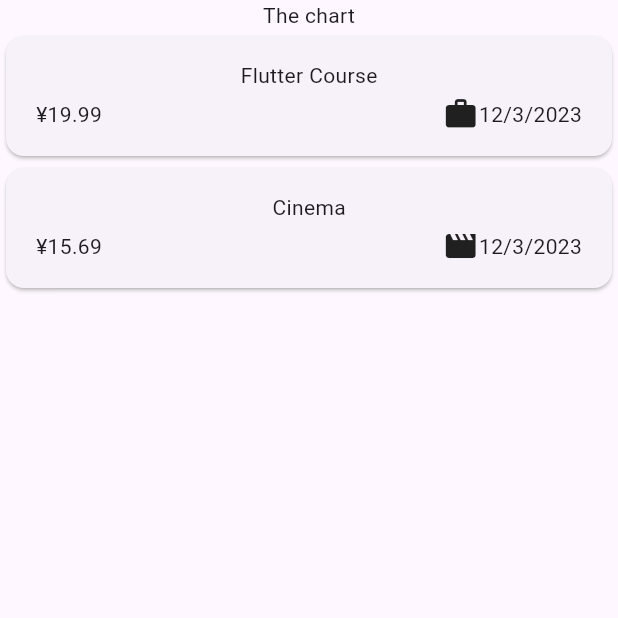
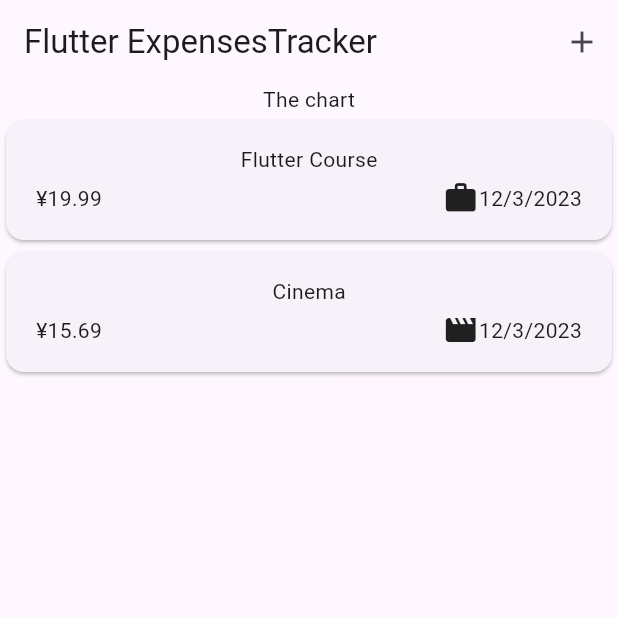
Before and after one commit to yuki-325/expense_tracker, a Flutter app: the screen it shows after launch, on a phone screen of 412 x 824 dp, the top half of it. Run offline on Flutter 3.47's test engine with Material 3 defaults, Android fonts, the phone set to English and light mode, and no system bars.

Commit message:
[feat] add AppBar

```diff
--- a/lib/expenses.dart
+++ b/lib/expenses.dart
@@ -28,6 +28,15 @@ class _ExpensesState extends State<Expenses> {
   @override
   Widget build(BuildContext context) {
     return Scaffold(
+      appBar: AppBar(
+        title: const Text("Flutter ExpensesTracker"),
+        actions: [
+          IconButton(
+            onPressed: _openAddExpenseOverlay,
+            icon: const Icon(Icons.add),
+          ),
+        ],
+      ),
       body: Column(
         children: [
           const Text("The chart"),
@@ -38,4 +47,11 @@ class _ExpensesState extends State<Expenses> {
       ),
     );
   }
+
+  void _openAddExpenseOverlay() {
+    showModalBottomSheet(
+      context: context,
+      builder: (context) => const Text("Modal bottom sheet"),
+    );
+  }
 }
--- a/lib/main.dart
+++ b/lib/main.dart
@@ -3,8 +3,9 @@ import 'package:flutter/material.dart';
 
 void main() {
   runApp(
-    const MaterialApp(
-      home: Expenses(),
+    MaterialApp(
+      theme: ThemeData(useMaterial3: true),
+      home: const Expenses(),
     ),
   );
 }
--- a/lib/utils/date_time_utils.dart
+++ b/lib/utils/date_time_utils.dart
@@ -3,5 +3,5 @@ import 'package:intl/intl.dart';
 class DateTimeUtils {
   static final DateFormat _formatter = DateFormat.yMd();
 
-  static format({required DateTime date}) => _formatter.format(date);
+  static String format({required DateTime date}) => _formatter.format(date);
 }
```
